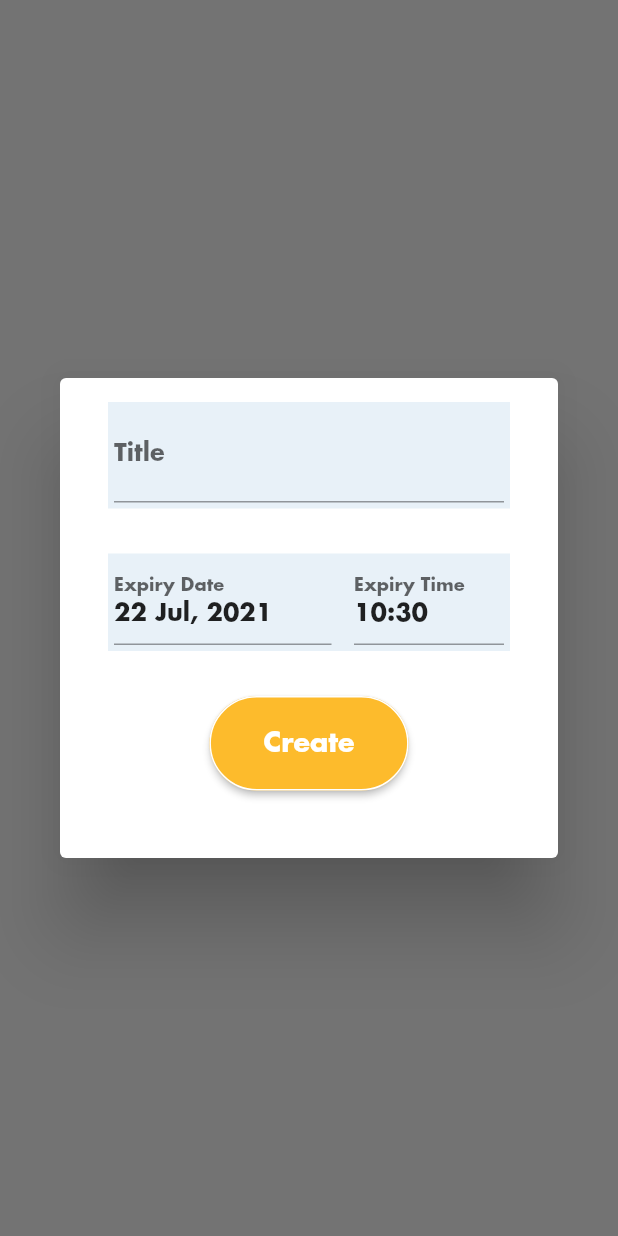
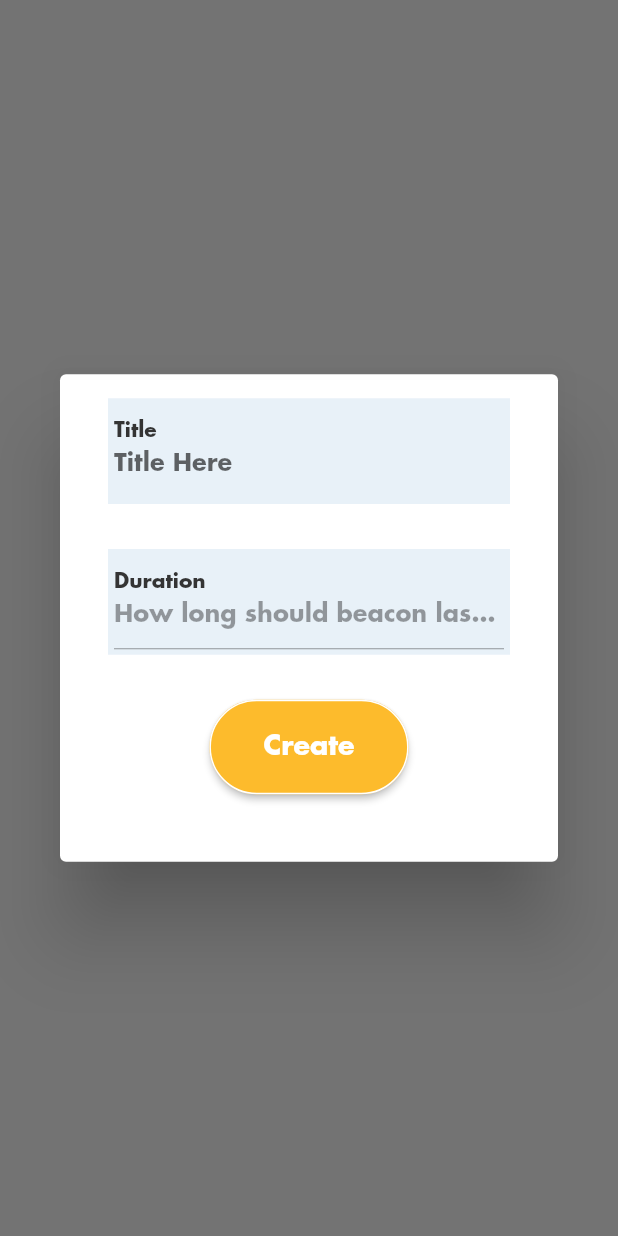
Before and after one commit to CCExtractor/beacon, a Flutter app: what createHikeDialog() shows on an empty page, opened directly with empty values, on a phone screen of 412 x 824 dp. Run offline on Flutter 3.47's test engine with Material 2 defaults, Android fonts, the phone set to English and light mode, and no system bars; drawn by our look-alikes of date_time_picker; our stand-ins replace fluttertoast, geolocator, get_it, google_maps_flutter, graphql_flutter, hive and 8 more; missing offline and left inert: dart:ffi, flutter_duration_picker, flutter_polyline_points, geocoder; accounts and stored records are empty; generated files the repository leaves out were written again; statements that could not run were skipped.

Commit message:
Add duration instead of DateTime for expiringAt field

```diff
--- a/lib/components/create_join_dialog.dart
+++ b/lib/components/create_join_dialog.dart
@@ -5,16 +5,19 @@ import 'package:beacon/components/hike_button.dart';
 import 'package:beacon/utilities/constants.dart';
 import 'package:beacon/view_model/home_view_model.dart';
 import 'package:flutter/material.dart';
+import 'package:flutter_duration_picker/flutter_duration_picker.dart';
 
 class CreateJoinBeaconDialog {
   static Future createHikeDialog(BuildContext context, HomeViewModel model) {
+    model.resultingDuration = Duration(minutes: 30);
+    model.durationController = new TextEditingController();
     return showDialog(
         context: context,
         builder: (context) => Dialog(
               child: Form(
                 key: model.formKeyCreate,
                 child: Container(
-                  height: 320,
+                  height: 325,
                   child: Padding(
                     padding: const EdgeInsets.symmetric(
                         horizontal: 32, vertical: 16),
@@ -30,11 +33,15 @@ class CreateJoinBeaconDialog {
                                 model.title = name;
                               },
                               decoration: InputDecoration(
-                                hintText: 'Title Here',
-                                hintStyle:
-                                    TextStyle(fontSize: 18, color: kBlack),
-                                labelText: 'Title',
-                              ),
+                                  hintText: 'Title Here',
+                                  labelStyle:
+                                      TextStyle(fontSize: 18, color: kBlack),
+                                  labelText: 'Title',
+                                  alignLabelWithHint: true,
+                                  floatingLabelBehavior:
+                                      FloatingLabelBehavior.always,
+                                  focusedBorder: InputBorder.none,
+                                  enabledBorder: InputBorder.none),
                             ),
                           ),
                           color: kLightBlue,
@@ -44,30 +51,47 @@ class CreateJoinBeaconDialog {
                         ),
                         Container(
                           child: Padding(
-                              padding: const EdgeInsets.all(4.0),
-                              child: DateTimePicker(
-                                type: DateTimePickerType.dateTimeSeparate,
-                                dateMask: 'd MMM, yyyy',
-                                initialValue: DateTime.now().toString(),
-                                firstDate: DateTime(2000),
-                                lastDate: DateTime(2100),
-                                dateLabelText: 'Expiry Date',
-                                timeLabelText: "Expiry Time",
-                                onChanged: (val) {
-                                  model.expiryAt = val;
+                            padding: const EdgeInsets.all(4.0),
+                            child: InkWell(
+                              onTap: () async {
+                                model.resultingDuration =
+                                    await showDurationPicker(
+                                  context: context,
+                                  initialTime: model.resultingDuration,
+                                );
+                                model.durationController.text = model
+                                    .resultingDuration
+                                    .toString()
+                                    .substring(0, 8);
+                              },
+                              child: TextFormField(
+                                enabled: false,
+                                controller: model.durationController,
+                                onChanged: (value) {
+                                  model.durationController.text = model
+                                      .resultingDuration
+                                      .toString()
+                                      .substring(0, 8);
                                 },
-                                validator: (val) {
-                                  if (DateTime.parse(val)
-                                      .isAfter(DateTime.now())) {
-                                    return null;
-                                  } else {
-                                    return "Please select correct expiry Date Time";
-                                  }
+                                validator: (value) {
+                                  if (value.startsWith("0:00:00"))
+                                    return "Enter valid duration";
+                                  return null;
                                 },
-                                onSaved: (val) {
-                                  model.expiryAt = val;
-                                },
-                              )),
+                                decoration: InputDecoration(
+                                    alignLabelWithHint: true,
+                                    floatingLabelBehavior:
+                                        FloatingLabelBehavior.always,
+                                    labelText: 'Duration',
+                                    labelStyle:
+                                        TextStyle(fontSize: 18, color: kBlack),
+                                    hintText:
+                                        'How long should beacon last for?',
+                                    focusedBorder: InputBorder.none,
+                                    enabledBorder: InputBorder.none),
+                              ),
+                            ),
+                          ),
                           color: kLightBlue,
                         ),
                         SizedBox(
--- a/lib/view_model/home_view_model.dart
+++ b/lib/view_model/home_view_model.dart
@@ -8,12 +8,12 @@ import 'package:flutter/material.dart';
 class HomeViewModel extends BaseModel {
   final formKeyCreate = GlobalKey<FormState>();
   final formKeyJoin = GlobalKey<FormState>();
-
+  Duration resultingDuration = Duration(minutes: 30);
   AutovalidateMode validate = AutovalidateMode.onUserInteraction;
   bool isCreatingHike = false;
   String title;
-  String expiryAt;
   TextEditingController _titleController = new TextEditingController();
+  TextEditingController durationController = new TextEditingController();
   String enteredPasskey = '';
 
   createHikeRoom() async {
@@ -26,7 +26,7 @@ class HomeViewModel extends BaseModel {
       databaseFunctions.init();
       final Beacon beacon = await databaseFunctions.createBeacon(
           _titleController.text ?? "Event",
-          DateTime.parse(expiryAt).millisecondsSinceEpoch.toInt());
+          DateTime.now().add(resultingDuration).millisecondsSinceEpoch.toInt());
       // setState(ViewState.idle);
       if (beacon != null) {
         navigationService.pushScreen('/hikeScreen',
--- a/pubspec.yaml
+++ b/pubspec.yaml
@@ -31,6 +31,8 @@ dependencies:
   rxdart: ^0.26.0
   flutter_polyline_points: ^1.0.0
   sliding_up_panel: ^2.0.0+1
+  flutter_duration_picker:
+    git: https://github.com/bartektartanus/flutter_duration_picker
 
 dev_dependencies:
   flutter_test:
```
Also changed, not shown: pubspec.lock.
